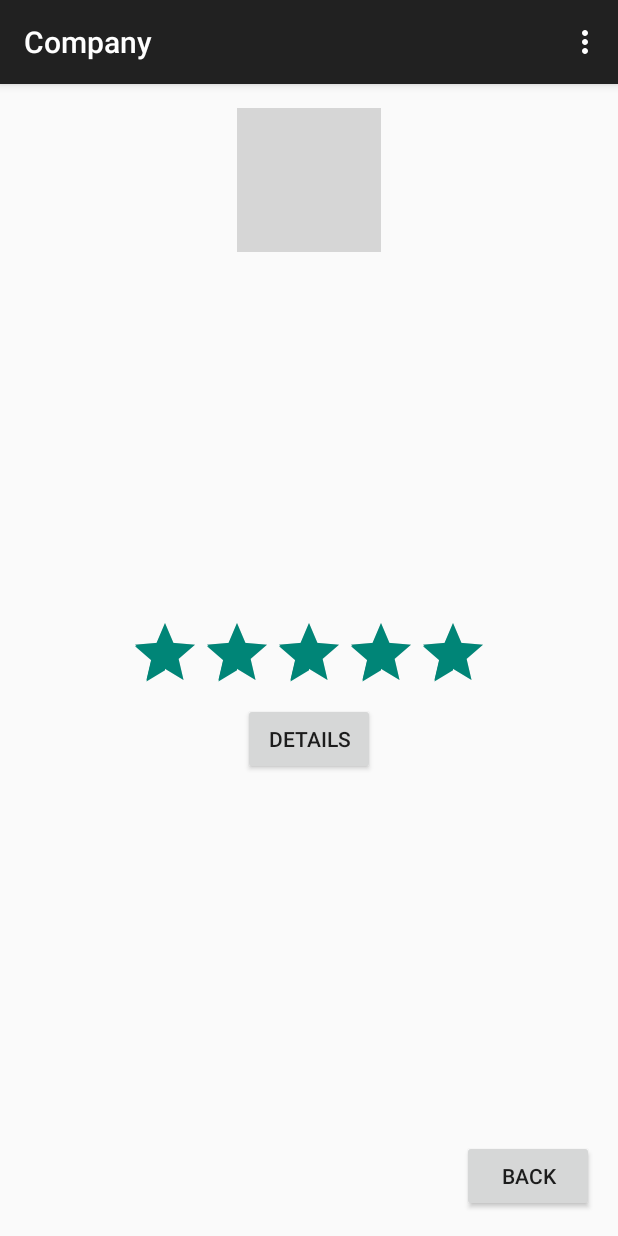
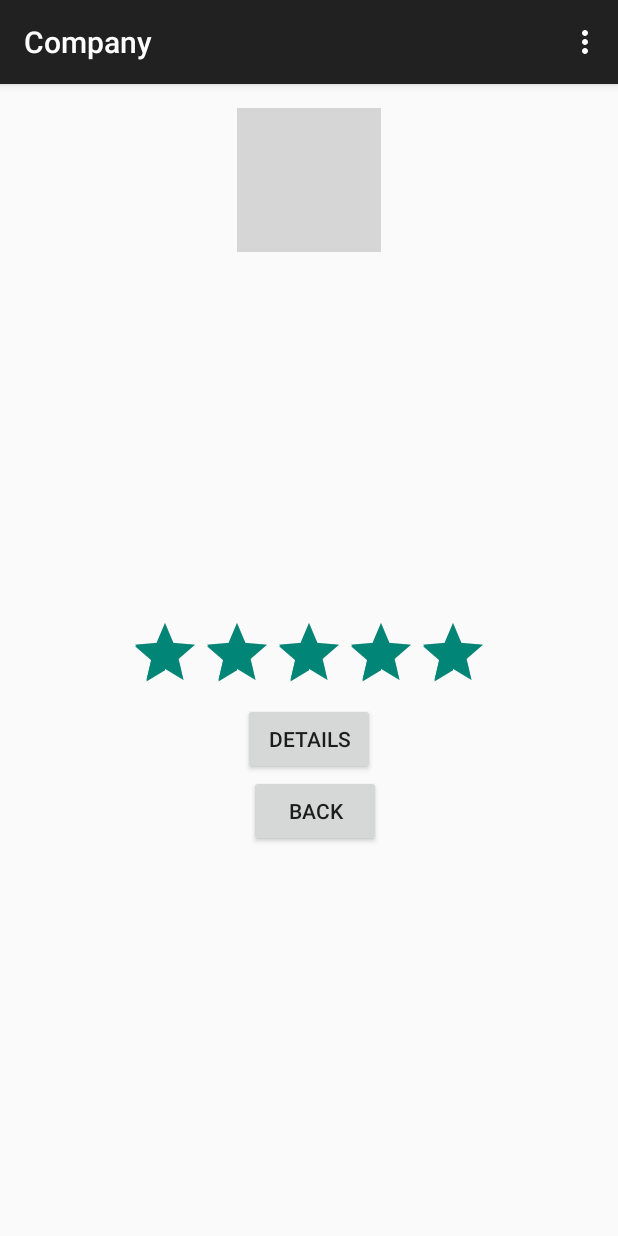
Before and after one commit to suddenven/CashBounceFinal, an Android app: the Company screen opened directly, with no data from a screen before it, on a phone screen of 412 x 824 dp. Run offline under Robolectric (Android 15) with nearby library versions, the light colour scheme and no system bars; grey boxes are pictures that could not be loaded.

Commit message:
almost done

```diff
--- a/CashBounce/app/src/main/res/layout/activity_company.xml
+++ b/CashBounce/app/src/main/res/layout/activity_company.xml
@@ -27,9 +27,9 @@
         android:layout_height="wrap_content"
         android:text="Back"
         android:id="@+id/button6"
-        android:layout_alignParentBottom="true"
-        android:layout_alignParentRight="true"
-        android:layout_alignParentEnd="true" />
+        android:layout_below="@+id/button7"
+        android:layout_alignRight="@+id/imageView4"
+        android:layout_alignEnd="@+id/imageView4" />
 
     <Button
         android:layout_width="wrap_content"
```
